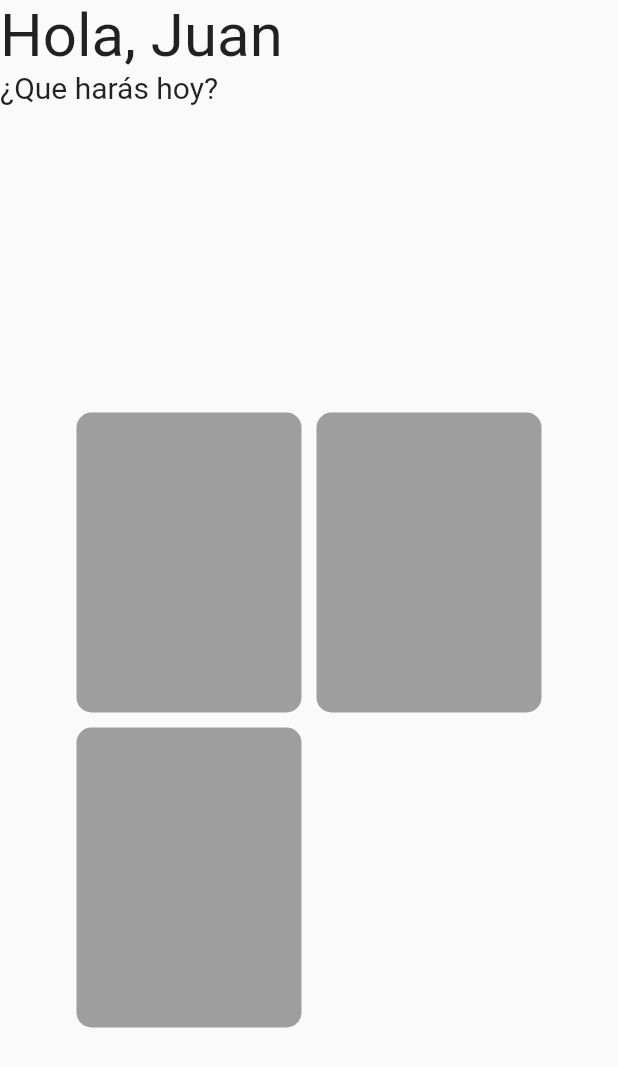
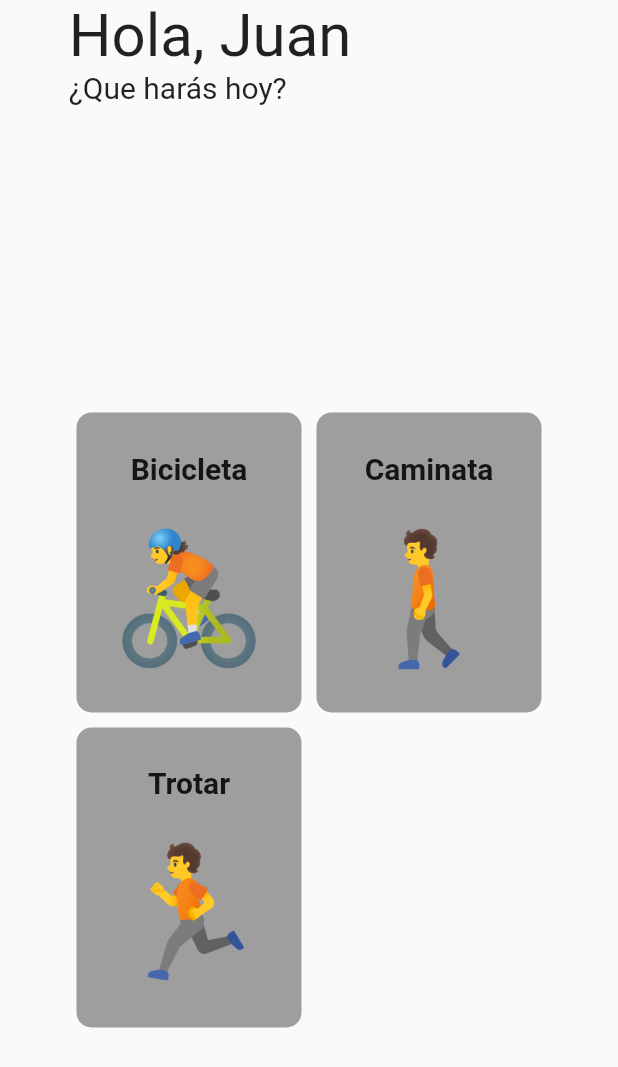
Before and after one commit to SamirPerezBazza/excercise-tracker, a Flutter app: the screen it shows after launch, on a phone screen of 412 x 824 dp. Shown: the top 1067 px of the screen. Run offline on Flutter 3.47's test engine with Material 2 defaults, Android fonts, the phone set to English and light mode, and no system bars.

Commit message:
added images to the cards

```diff
--- a/lib/main.dart
+++ b/lib/main.dart
@@ -74,6 +74,7 @@ class _MyHomePageState extends State<MyHomePage> {
       children: <Widget>[
         Align(
             alignment: Alignment.topLeft,
+            widthFactor: 1.7,
             child: Column(
               crossAxisAlignment: CrossAxisAlignment.start,
               children: const [
@@ -93,10 +94,31 @@ class _MyHomePageState extends State<MyHomePage> {
             child: Wrap(
               spacing: 10,
               runSpacing: 10,
-              children: const <Widget>[
-                Card(),
-                Card(),
-                Card(),
+              children: [
+                Card(
+                  title: 'Bicicleta',
+                  image: Image.asset(
+                    'assets/images/bikeEmoji.png',
+                    width: 100,
+                    height: 100,
+                  ),
+                ),
+                Card(
+                  title: 'Caminata',
+                  image: Image.asset(
+                    'assets/images/walkingEmoji.png',
+                    width: 100,
+                    height: 100,
+                  ),
+                ),
+                Card(
+                  title: 'Trotar',
+                  image: Image.asset(
+                    'assets/images/runningEmoji.png',
+                    width: 100,
+                    height: 100,
+                  ),
+                ),
               ],
             )),
         Align(
@@ -104,11 +126,11 @@ class _MyHomePageState extends State<MyHomePage> {
             child: Wrap(
               spacing: 10,
               runSpacing: 10,
-              children: const <Widget>[
-                RoundButton(),
-                RoundButton(),
-                RoundButton(),
-                RoundButton(),
+              children: [
+                RoundButton(color: Colors.blue.shade300),
+                RoundButton(color: Colors.green.shade300),
+                RoundButton(color: Colors.orange.shade300),
+                RoundButton(color: Colors.purple.shade300),
               ],
             ))
       ],
@@ -118,8 +140,11 @@ class _MyHomePageState extends State<MyHomePage> {
 }
 
 class RoundButton extends StatelessWidget {
+  final Color color;
+
   const RoundButton({
     super.key,
+    required this.color,
   });
 
   @override
@@ -129,7 +154,7 @@ class RoundButton extends StatelessWidget {
       width: 60,
       child: Material(
         borderRadius: BorderRadius.circular(100),
-        color: Colors.grey,
+        color: color,
         child: InkWell(
           onTap: () {},
         ),
@@ -139,21 +164,36 @@ class RoundButton extends StatelessWidget {
 }
 
 class Card extends StatelessWidget {
+  final String title;
+  final Image image;
+
   const Card({
     super.key,
+    required this.title,
+    required this.image,
   });
 
   @override
   Widget build(BuildContext context) {
-    return Container(
-      height: 200,
-      width: 150,
-      child: Material(
-        borderRadius: BorderRadius.circular(10),
-        color: Colors.grey,
-        child: InkWell(
-          onTap: () {},
-        ),
+    return Material(
+      color: Colors.grey,
+      borderRadius: BorderRadius.circular(10),
+      child: InkWell(
+        onTap: () {},
+        child: Container(
+            height: 200,
+            width: 150,
+            child: Column(
+              mainAxisAlignment: MainAxisAlignment.spaceEvenly,
+              children: [
+                Text(
+                  title,
+                  style: const TextStyle(
+                      fontWeight: FontWeight.bold, fontSize: 20),
+                ),
+                image
+              ],
+            )),
       ),
     );
   }
```
